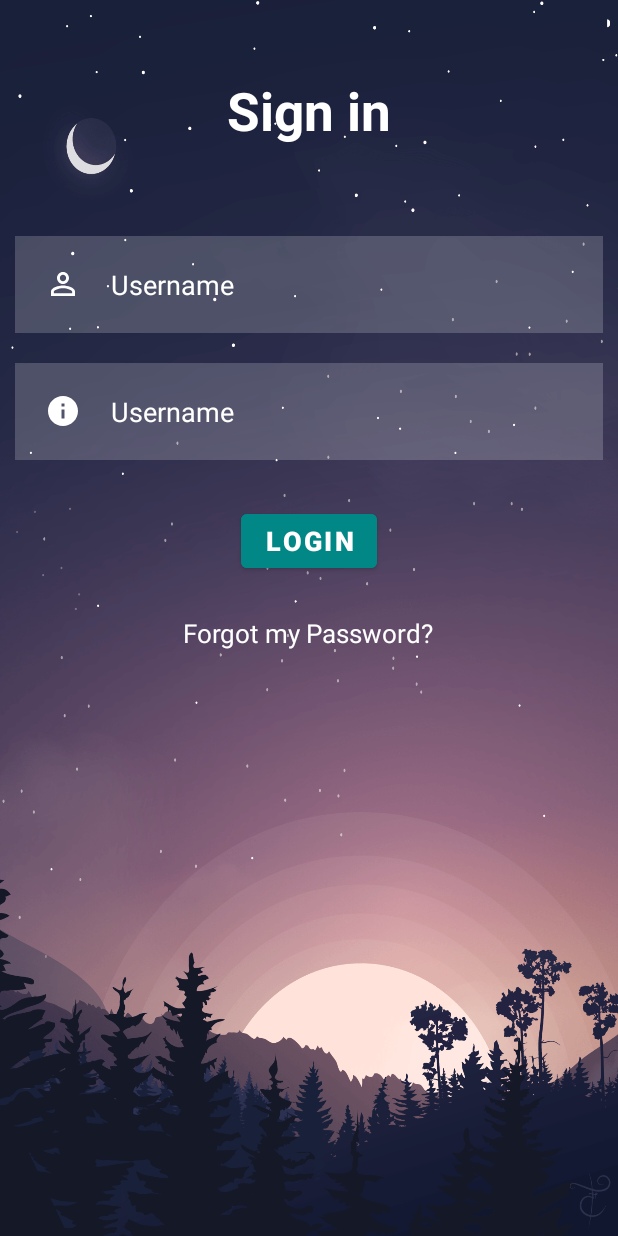
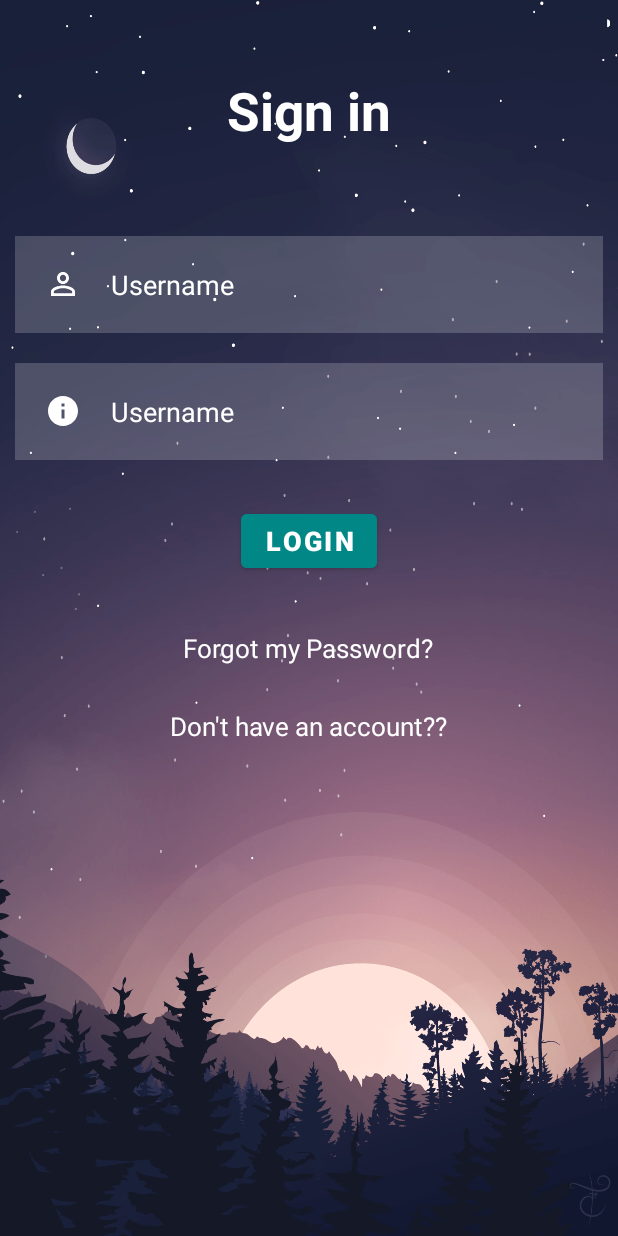
Before and after one commit to alan-phillips/cs4084-mobile-app, an Android app: the screen it shows after launch (MainActivity), on a phone screen of 412 x 824 dp. Run offline under Robolectric (Android 15) with nearby library versions, the phone set to English and light mode, and no system bars.

Commit message:
Made clickable don't have account text

```diff
--- a/MyLoginApp/app/src/main/java/com/example/myloginapp/MainActivity.java
+++ b/MyLoginApp/app/src/main/java/com/example/myloginapp/MainActivity.java
@@ -3,6 +3,9 @@ package com.example.myloginapp;
 import androidx.appcompat.app.AppCompatActivity;
 
 import android.os.Bundle;
+import android.view.View;
+import android.widget.Button;
+import android.widget.EditText;
 import android.widget.TextView;
 import android.widget.Toast;
 
@@ -10,30 +13,45 @@ import com.google.android.material.button.MaterialButton;
 
 public class MainActivity extends AppCompatActivity {
 
+    private EditText username;
+    private EditText password;
+    private Button loginBtn;
+    private TextView toRegister;
+
+
     @Override
     protected void onCreate(Bundle savedInstanceState) {
         super.onCreate(savedInstanceState);
         setContentView(R.layout.activity_main);
 
 
-        TextView username = findViewById(R.id.username);
-        TextView password = findViewById(R.id.password);
-
-        MaterialButton loginbtn = findViewById(R.id.loginbtn);
+        username = findViewById(R.id.username);
+        password = findViewById(R.id.password);
+        loginBtn = findViewById(R.id.loginbtn);
+        toRegister = findViewById(R.id.to_register);
 
         //admin and admin
 
-        loginbtn.setOnClickListener(v -> {
-            if (username.getText().toString().equals("admin") && password.getText().toString().equals("admin")){
-                //correct
-                Toast.makeText(MainActivity.this, "Login Successful!!!", Toast.LENGTH_SHORT).show();
-            } else
-                //incorrect
-                Toast.makeText(MainActivity.this, "Login Failed!!!", Toast.LENGTH_SHORT).show();
+        loginBtn.setOnClickListener(new View.OnClickListener() {
+            @Override
+            public void onClick(View view) {
+                if (username.getText().toString().equals("admin") && password.getText().toString().equals("admin")) {
+                    //correct
+                    Toast.makeText(MainActivity.this, "Login Successful!!!", Toast.LENGTH_SHORT).show();
+                } else
+                    //incorrect
+                    Toast.makeText(MainActivity.this, "Login Failed!!!", Toast.LENGTH_SHORT).show();
+            }
+        });
 
-
+        toRegister.setOnClickListener(new View.OnClickListener() {
+            @Override
+            public void onClick(View view) {
+                Toast.makeText(MainActivity.this, "HOWYA", Toast.LENGTH_SHORT).show();
+            }
         });
 
 
     }
+
 }
--- a/MyLoginApp/app/src/main/res/layout/activity_main.xml
+++ b/MyLoginApp/app/src/main/res/layout/activity_main.xml
@@ -63,24 +63,37 @@
         android:layout_margin="20dp"/>
 
     <TextView
+        android:id="@+id/to_register"
         android:layout_width="wrap_content"
         android:layout_height="wrap_content"
-        android:id="@+id/forgotpassbtn"
-        android:text="Forgot my Password?"
-        android:textSize="17dp"
+        android:layout_below="@+id/loginbtn"
+        android:layout_centerHorizontal="true"
 
 
+        android:layout_marginStart="5dp"
+        android:layout_marginTop="67dp"
+        android:layout_marginEnd="5dp"
+        android:layout_marginBottom="5dp"
+        android:text="Don't have an account??"
+        android:textColor="@color/white"
+        android:textSize="17dp"
+        android:clickable="true" />
+
+    <TextView
+        android:id="@+id/forgotpassbtn2"
+        android:layout_width="wrap_content"
+        android:layout_height="wrap_content"
         android:layout_below="@+id/loginbtn"
-        android:textColor="@color/white"
         android:layout_centerHorizontal="true"
-        android:layout_margin="5dp" />
 
 
-
-
-
-
-
+        android:layout_marginStart="5dp"
+        android:layout_marginTop="15dp"
+        android:layout_marginEnd="5dp"
+        android:layout_marginBottom="5dp"
+        android:text="Forgot my Password?"
+        android:textColor="@color/white"
+        android:textSize="17dp" />
 
 
 </RelativeLayout>
--- a/MyLoginApp/build.gradle
+++ b/MyLoginApp/build.gradle
@@ -5,7 +5,7 @@ buildscript {
         mavenCentral()
     }
     dependencies {
-        classpath "com.android.tools.build:gradle:7.0.4"
+        classpath 'com.android.tools.build:gradle:7.1.3'
 
         // NOTE: Do not place your application dependencies here; they belong
         // in the individual module build.gradle files
--- a/MyLoginApp/settings.gradle
+++ b/MyLoginApp/settings.gradle
@@ -3,7 +3,6 @@ dependencyResolutionManagement {
     repositories {
         google()
         mavenCentral()
-        jcenter() // Warning: this repository is going to shut down soon
     }
 }
 rootProject.name = "FuelTracker"
```
Also changed, not shown: MyLoginApp/gradle/wrapper/gradle-wrapper.properties, 1 other file.
